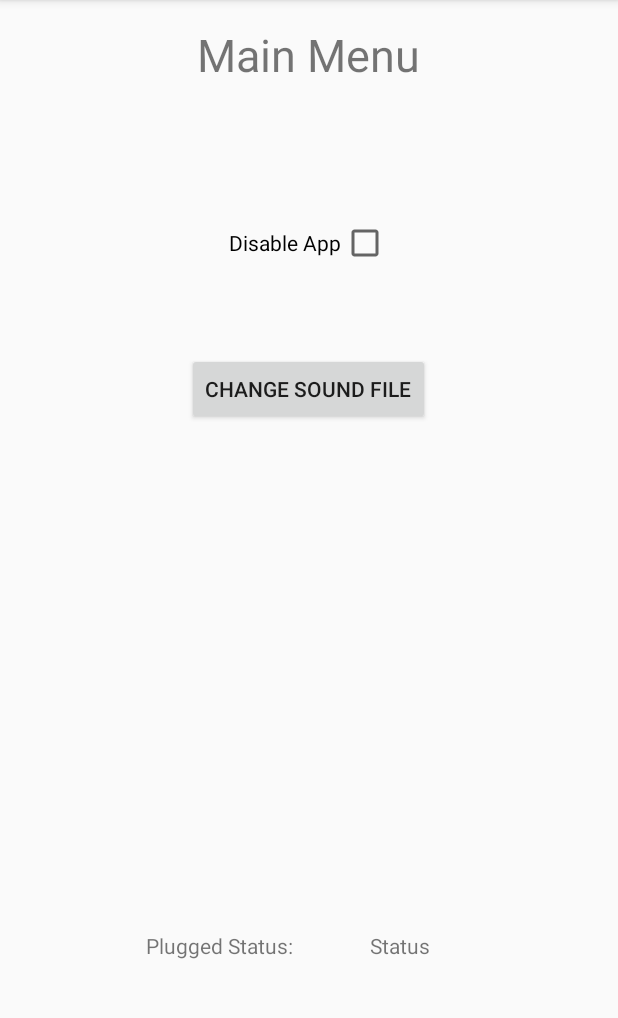
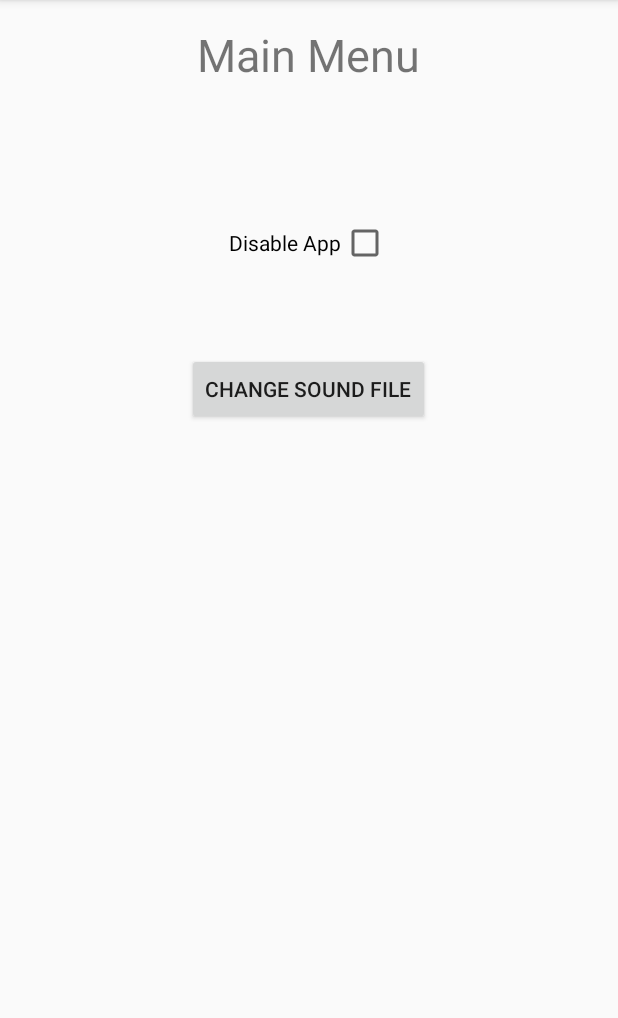
Before and after one commit to abeizer/PluggedIn, an Android app: the screen it shows after launch (HomeActivity), on a phone screen of 412 x 824 dp, the part 84-1102 px from its top. Run offline under Robolectric (Android 15) with nearby library versions, the phone set to English and light mode, and no system bars.

Commit message:
Removed unused strings

```diff
--- a/app/src/main/res/layout/activity_home.xml
+++ b/app/src/main/res/layout/activity_home.xml
@@ -38,24 +38,5 @@
         android:text="@string/change_sound_file_text"
         android:textSize="14sp" />
 
-    <TextView
-        android:id="@+id/plugged_label"
-        android:layout_width="wrap_content"
-        android:layout_height="wrap_content"
-        android:layout_alignParentBottom="true"
-        android:layout_alignParentStart="true"
-        android:layout_alignParentLeft="true"
-        android:layout_marginBottom="112dp"
-        android:layout_marginStart="81dp"
-        android:layout_marginLeft="81dp"
-        android:text="@string/plugged_label" />
-
-    <TextView
-        android:id="@+id/plugged_status"
-        android:layout_width="wrap_content"
-        android:layout_height="wrap_content"
-        android:layout_alignEnd="@+id/change_sound_file_button"
-        android:layout_alignTop="@+id/plugged_label"
-        android:text="@string/plugged_status" />
 
 </RelativeLayout>
--- a/app/src/main/res/values/strings.xml
+++ b/app/src/main/res/values/strings.xml
@@ -5,9 +5,5 @@
     <string name="main_menu_title">Main Menu</string>
     <string name="disable_app_text">Disable App</string>
     <string name="change_sound_file_text">Change Sound File</string>
-    <string name="plugged_label">Plugged Status: </string>
-    <string name="plugged_status">Status</string>
 
-    <string name="ac_power_text">Plugged In</string>
-    <string name="unplugged_text">Not Plugged In</string>
 </resources>
```
